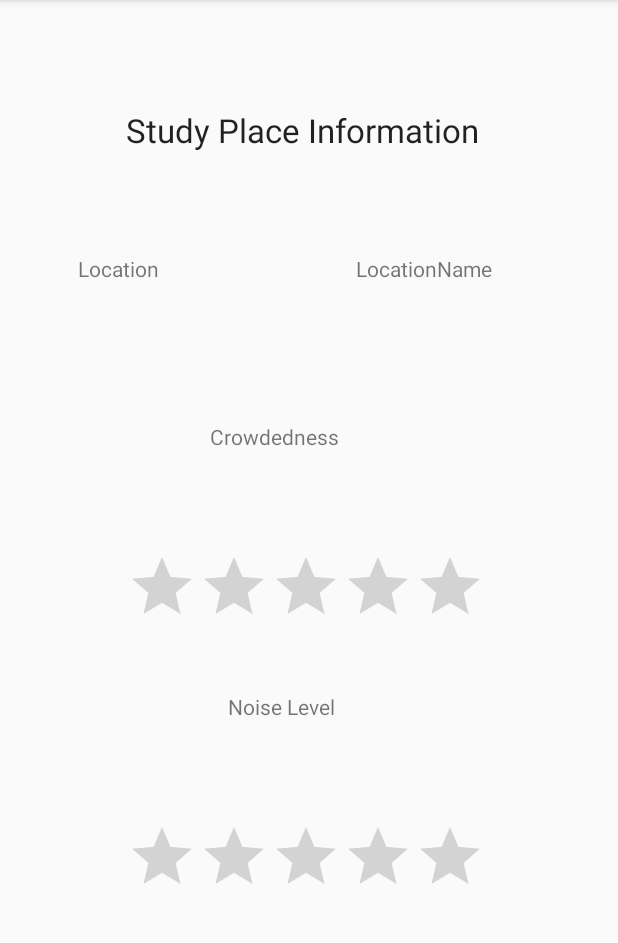
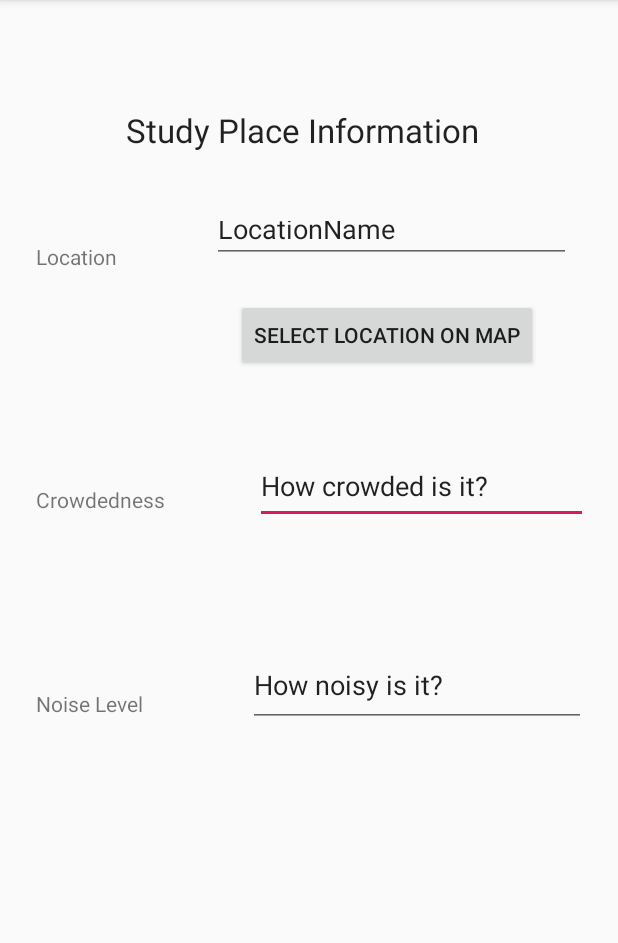
Before and after one commit to winterfreddy/StudyWhere, an Android app: the StudyPlaceInfo screen opened directly, with no data from a screen before it, on a phone screen of 412 x 824 dp, the part 84-1027 px from its top. Run offline under Robolectric (Android 15) with nearby library versions, the phone set to English and light mode, and no system bars.

Commit message:
Modified interface information.

```diff
--- a/app/src/main/res/layout/activity_main.xml
+++ b/app/src/main/res/layout/activity_main.xml
@@ -5,19 +5,6 @@
     android:layout_width="match_parent"
     android:layout_height="match_parent"
     tools:context=".MainActivity">
-
-    <TextView
-        android:layout_width="wrap_content"
-        android:layout_height="wrap_content"
-        android:text="Test Commit Text"
-        app:layout_constraintBottom_toBottomOf="parent"
-        app:layout_constraintEnd_toEndOf="parent"
-        app:layout_constraintHorizontal_bias="0.498"
-        app:layout_constraintLeft_toLeftOf="parent"
-        app:layout_constraintRight_toRightOf="parent"
-        app:layout_constraintStart_toStartOf="parent"
-        app:layout_constraintTop_toTopOf="parent"
-        app:layout_constraintVertical_bias="0.723" />
 
     <Button
         android:id="@+id/button"
--- a/app/src/main/res/layout/activity_study_place_info.xml
+++ b/app/src/main/res/layout/activity_study_place_info.xml
@@ -20,69 +20,85 @@
 
     <TextView
         android:id="@+id/LocationText"
-        android:layout_width="81dp"
-        android:layout_height="29dp"
-        android:layout_marginStart="52dp"
-        android:layout_marginLeft="52dp"
-        android:layout_marginTop="68dp"
+        android:layout_width="89dp"
+        android:layout_height="38dp"
+        android:layout_marginStart="24dp"
+        android:layout_marginLeft="24dp"
+        android:layout_marginTop="60dp"
         android:text="@string/location"
         app:layout_constraintStart_toStartOf="parent"
         app:layout_constraintTop_toBottomOf="@+id/textView" />
 
     <TextView
         android:id="@+id/CrowdednessText"
-        android:layout_width="129dp"
-        android:layout_height="34dp"
-        android:layout_marginStart="140dp"
-        android:layout_marginLeft="140dp"
-        android:layout_marginTop="180dp"
+        android:layout_width="114dp"
+        android:layout_height="36dp"
+        android:layout_marginStart="24dp"
+        android:layout_marginLeft="24dp"
+        android:layout_marginTop="124dp"
         android:text="@string/crowdedness"
         app:layout_constraintStart_toStartOf="parent"
-        app:layout_constraintTop_toBottomOf="@+id/textView" />
+        app:layout_constraintTop_toBottomOf="@+id/LocationText" />
 
     <TextView
-        android:id="@+id/LocationNameText"
-        android:layout_width="111dp"
-        android:layout_height="29dp"
-        android:layout_marginStart="104dp"
-        android:layout_marginLeft="104dp"
-        android:layout_marginTop="68dp"
-        android:layout_marginEnd="8dp"
-        android:layout_marginRight="8dp"
+        android:id="@+id/NoiseLevelText"
+        android:layout_width="105dp"
+        android:layout_height="48dp"
+        android:layout_marginStart="24dp"
+        android:layout_marginLeft="24dp"
+        android:layout_marginTop="100dp"
+        android:text="@string/noise_level"
+        app:layout_constraintStart_toStartOf="parent"
+        app:layout_constraintTop_toBottomOf="@+id/CrowdednessText" />
+
+    <EditText
+        android:id="@+id/CrowdednessTextRes"
+        android:layout_width="222dp"
+        android:layout_height="50dp"
+        android:layout_marginStart="32dp"
+        android:layout_marginLeft="32dp"
+        android:layout_marginTop="52dp"
+        android:ems="10"
+        android:inputType="textPersonName"
+        android:text="How crowded is it?"
+        app:layout_constraintStart_toEndOf="@+id/CrowdednessText"
+        app:layout_constraintTop_toBottomOf="@+id/locationButton" />
+
+    <EditText
+        android:id="@+id/NoiseLevelRes"
+        android:layout_width="225dp"
+        android:layout_height="55dp"
+        android:layout_marginStart="36dp"
+        android:layout_marginLeft="36dp"
+        android:layout_marginTop="80dp"
+        android:ems="10"
+        android:inputType="textPersonName"
+        android:text="How noisy is it?"
+        app:layout_constraintStart_toEndOf="@+id/NoiseLevelText"
+        app:layout_constraintTop_toBottomOf="@+id/CrowdednessTextRes" />
+
+    <EditText
+        android:id="@+id/LocationRes"
+        android:layout_width="239dp"
+        android:layout_height="38dp"
+        android:layout_marginStart="28dp"
+        android:layout_marginLeft="28dp"
+        android:layout_marginTop="36dp"
+        android:ems="10"
+        android:inputType="textPersonName"
         android:text="@string/locationname"
-        app:layout_constraintEnd_toEndOf="parent"
-        app:layout_constraintHorizontal_bias="0.0"
         app:layout_constraintStart_toEndOf="@+id/LocationText"
         app:layout_constraintTop_toBottomOf="@+id/textView" />
 
-    <TextView
-        android:id="@+id/NoiseLevelText"
-        android:layout_width="107dp"
-        android:layout_height="46dp"
-        android:layout_marginStart="152dp"
-        android:layout_marginLeft="152dp"
-        android:layout_marginTop="48dp"
-        android:text="@string/noise_level"
-        app:layout_constraintStart_toStartOf="parent"
-        app:layout_constraintTop_toBottomOf="@+id/crowdRatingBar" />
+    <Button
+        android:id="@+id/locationButton"
+        android:layout_width="wrap_content"
+        android:layout_height="wrap_content"
+        android:layout_marginStart="44dp"
+        android:layout_marginLeft="44dp"
+        android:layout_marginTop="24dp"
+        android:text="Select Location On Map"
+        app:layout_constraintStart_toEndOf="@+id/LocationText"
+        app:layout_constraintTop_toBottomOf="@+id/LocationRes" />
 
-    <RatingBar
-        android:id="@+id/crowdRatingBar"
-        android:layout_width="241dp"
-        android:layout_height="46dp"
-        android:layout_marginStart="84dp"
-        android:layout_marginLeft="84dp"
-        android:layout_marginTop="52dp"
-        app:layout_constraintStart_toStartOf="parent"
-        app:layout_constraintTop_toBottomOf="@+id/CrowdednessText" />
-
-    <RatingBar
-        android:id="@+id/noiseRatingBar"
-        android:layout_width="242dp"
-        android:layout_height="57dp"
-        android:layout_marginStart="84dp"
-        android:layout_marginLeft="84dp"
-        android:layout_marginTop="40dp"
-        app:layout_constraintStart_toStartOf="parent"
-        app:layout_constraintTop_toBottomOf="@+id/NoiseLevelText" />
 </android.support.constraint.ConstraintLayout>
```
